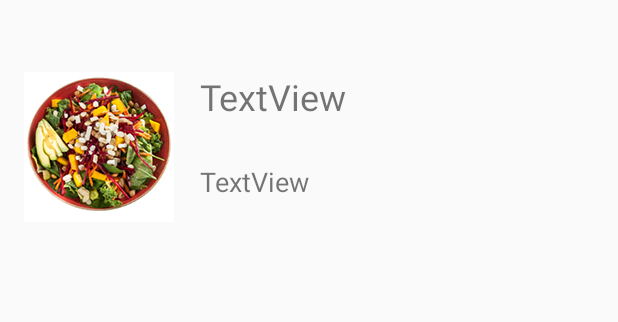
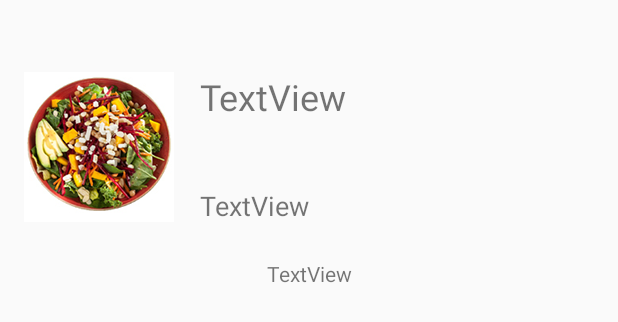
Before and after one commit to LuisJC96/Nuber, an Android app: the layout nuber_product_item.xml on its own in the app's theme, with its tools: preview values and no code run, on a phone screen of 412 x 824 dp. Shown: the top 322 px of the screen. Run offline under Robolectric (Android 15) with nearby library versions, the phone set to English and light mode, and no system bars.

Commit message:
NavBar done

```diff
--- a/app/src/main/java/com/example/nuber/LoginActivity.kt
+++ b/app/src/main/java/com/example/nuber/LoginActivity.kt
@@ -38,7 +38,7 @@ class LoginActivity : AppCompatActivity() {
                 Toast.makeText(applicationContext,
                     " id: ${it.result!!.user.uid}", Toast.LENGTH_LONG).show()
 
-                val intent = Intent(this, NUberMapsActivity::class.java)
+                val intent = Intent(this, NavBar::class.java)
                 startActivity(intent)
             }
             .addOnFailureListener {
--- a/app/src/main/java/com/example/nuber/NuberProductsAdapter.kt
+++ b/app/src/main/java/com/example/nuber/NuberProductsAdapter.kt
@@ -26,16 +26,19 @@ class SaladViewHolder(inflater: LayoutInflater, parent: ViewGroup) :
     RecyclerView.ViewHolder(inflater.inflate(R.layout.nuber_product_item, parent, false)) {
     private var saladNameTextView: TextView? = null
     private var saladDescrptionView: TextView? = null
+    private var saladPrecioView: TextView? = null
 
 
     init {
         saladNameTextView = itemView.findViewById(R.id.salad_name)
         saladDescrptionView = itemView.findViewById(R.id.salad_description)
+        saladPrecioView = itemView.findViewById(R.id.salad_precio)
     }
 
     fun bind(salad: Salad) {
         saladNameTextView?.text = salad.name
         saladDescrptionView?.text = salad.description
+        saladPrecioView?.text = "$" + salad.precio.toString()
     }
 
 }
--- a/app/src/main/java/com/example/nuber/NuberShoppingFragment.kt
+++ b/app/src/main/java/com/example/nuber/NuberShoppingFragment.kt
@@ -33,10 +33,10 @@ class NuberShoppingFragment : Fragment() {
     override fun onActivityCreated(savedInstanceState: Bundle?) {
         super.onActivityCreated(savedInstanceState)
         send_salad_button.setOnClickListener {
-            val  _db = FirebaseDatabase.getInstance().getReference("/salads")
+            val  _db = FirebaseDatabase.getInstance().getReference("salads")
             val k = _db.push().key
             val s = Salad(salad_name_edittext.text.toString(),
-                salad_description_edittext.text.toString(), k.toString())
+                salad_description_edittext.text.toString(),54.50, k.toString())
 
             _db.child(k!!).setValue(s).addOnCompleteListener {
                 Toast.makeText(activity, "Your purchase has been placed", Toast.LENGTH_LONG).show()
--- a/app/src/main/res/layout/nav_header_nav_bar.xml
+++ b/app/src/main/res/layout/nav_header_nav_bar.xml
@@ -2,7 +2,7 @@
 <LinearLayout
         xmlns:android="http://schemas.android.com/apk/res/android"
         xmlns:app="http://schemas.android.com/apk/res-auto"
-        android:layout_width="match_parent"
+        xmlns:tools="http://schemas.android.com/tools" android:layout_width="match_parent"
         android:layout_height="@dimen/nav_header_height"
         android:background="@drawable/side_nav_bar"
         android:paddingBottom="@dimen/activity_vertical_margin"
@@ -26,12 +26,12 @@
             android:layout_height="wrap_content"
             android:paddingTop="@dimen/nav_header_vertical_spacing"
             android:text="@string/nav_header_title"
-            android:textAppearance="@style/TextAppearance.AppCompat.Body1"/>
+            android:textAppearance="@style/TextAppearance.AppCompat.Body1" tools:text="NUber"/>
 
     <TextView
             android:layout_width="wrap_content"
             android:layout_height="wrap_content"
             android:text="@string/nav_header_subtitle"
-            android:id="@+id/textView"/>
+            android:id="@+id/textView" tools:text="Aplicacion de Ensaladas"/>
 
 </LinearLayout>
--- a/app/src/main/res/layout/nuber_product_item.xml
+++ b/app/src/main/res/layout/nuber_product_item.xml
@@ -24,7 +24,15 @@
             android:layout_height="wrap_content"
             android:id="@+id/salad_description" android:layout_marginTop="28dp"
             app:layout_constraintTop_toBottomOf="@+id/salad_name" app:layout_constraintStart_toStartOf="@+id/salad_name"
-            app:layout_constraintEnd_toEndOf="@+id/salad_name" android:layout_marginBottom="8dp"
-            app:layout_constraintBottom_toBottomOf="parent" app:layout_constraintHorizontal_bias="0.0"
-            app:layout_constraintVertical_bias="0.0" android:textSize="18sp"/>
+            app:layout_constraintEnd_toEndOf="@+id/salad_name"
+            app:layout_constraintHorizontal_bias="0.0"
+            android:textSize="18sp" android:layout_marginBottom="8dp"
+            app:layout_constraintBottom_toTopOf="@+id/salad_precio"/>
+    <TextView
+            android:text="TextView"
+            android:layout_width="wrap_content"
+            android:layout_height="wrap_content" android:id="@+id/salad_precio"
+            app:layout_constraintStart_toStartOf="parent" android:layout_marginStart="8dp"
+            app:layout_constraintEnd_toEndOf="parent" android:layout_marginEnd="8dp" android:layout_marginBottom="8dp"
+            app:layout_constraintBottom_toBottomOf="parent"/>
 </android.support.constraint.ConstraintLayout>
--- a/build.gradle
+++ b/build.gradle
@@ -8,7 +8,7 @@ buildscript {
 
     }
     dependencies {
-        classpath 'com.android.tools.build:gradle:3.3.2'
+        classpath 'com.android.tools.build:gradle:3.2.1'
         classpath "org.jetbrains.kotlin:kotlin-gradle-plugin:$kotlin_version"
         classpath 'com.google.gms:google-services:4.0.0'
         // NOTE: Do not place your application dependencies here; they belong
```
Also changed, not shown: app/src/main/AndroidManifest.xml (+5 -4 lines), app/src/main/java/com/example/nuber/MainActivity.kt (+1 -7 lines), app/src/main/java/com/example/nuber/NavBar.kt (+8 -9 lines), app/src/main/java/com/example/nuber/NuberProductsFragment.kt (+27 -7 lines), app/src/main/res/layout/fragment_nuber_products.xml (+30 -5 lines), app/src/main/res/menu/activity_nav_bar_drawer.xml (+10 -16 lines).
